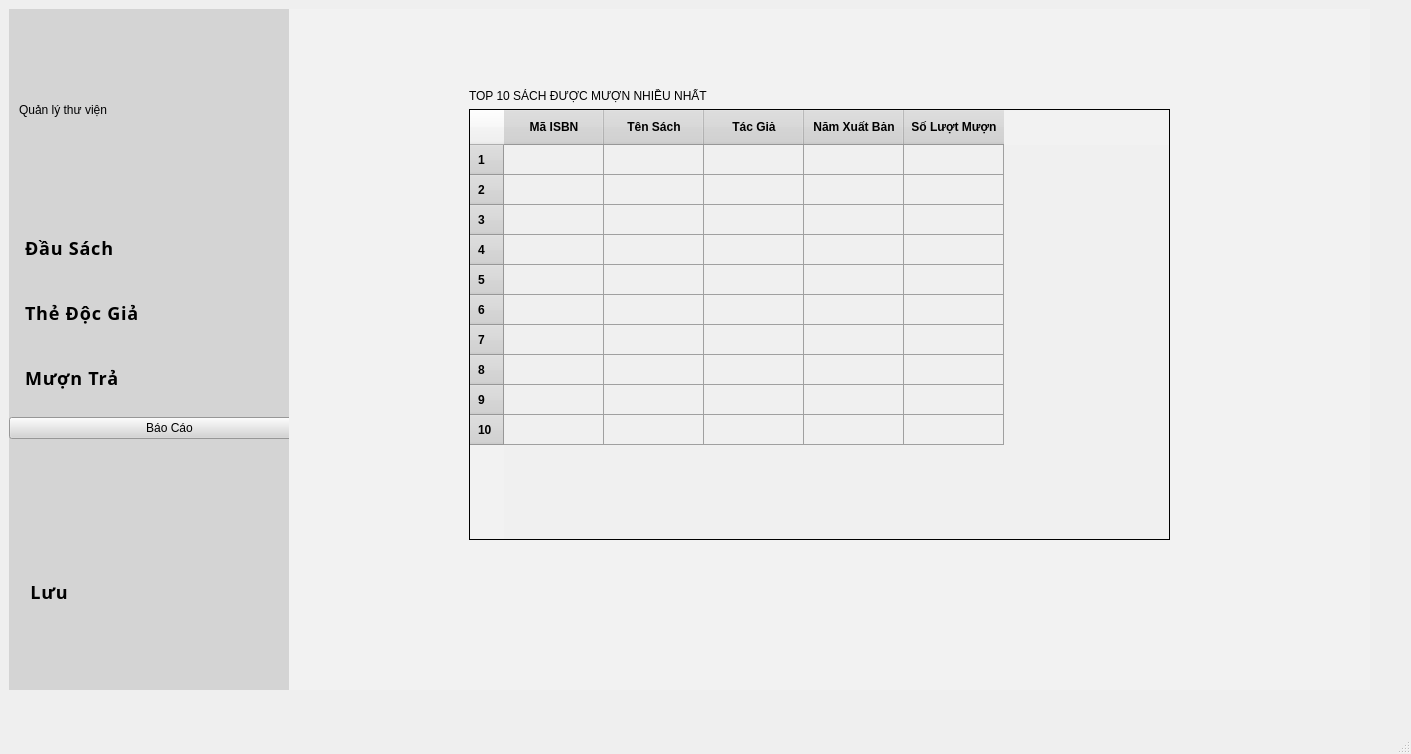
Qt form librarymanage/librarymanagementsystem.ui (DTTaze/Qt-Library-Management) before a commit.
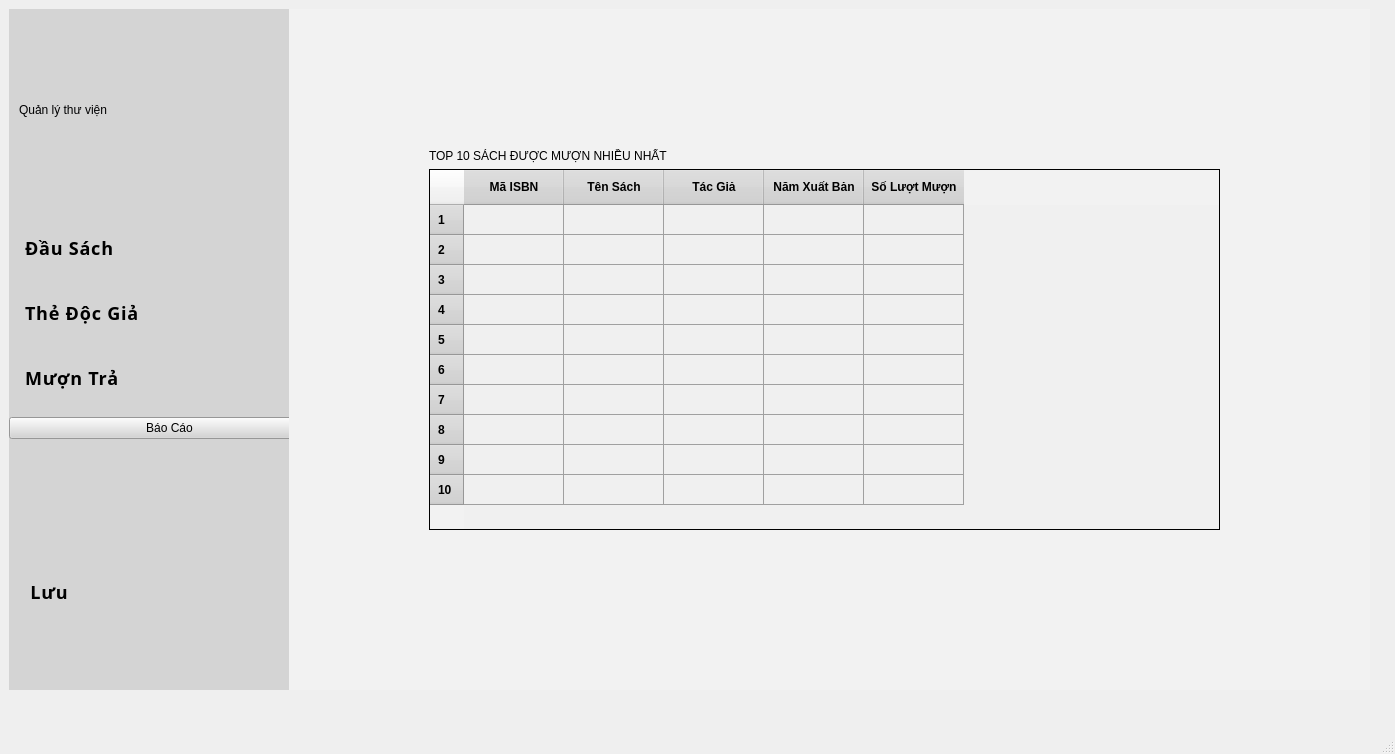
The same form after that commit. The open tabs and pages were chosen to show the change. Icons and pictures are not drawn.

Commit message: fix loi trasach

Patch:
```diff
--- a/librarymanage/librarymanagementsystem.ui
+++ b/librarymanage/librarymanagementsystem.ui
@@ -6,7 +6,7 @@
    <rect>
     <x>0</x>
     <y>0</y>
-    <width>1411</width>
+    <width>1395</width>
     <height>754</height>
    </rect>
   </property>
@@ -1469,10 +1469,10 @@
              <widget class="QWidget" name="layoutWidget">
               <property name="geometry">
                <rect>
-                <x>180</x>
-                <y>70</y>
-                <width>701</width>
-                <height>451</height>
+                <x>140</x>
+                <y>130</y>
+                <width>791</width>
+                <height>381</height>
                </rect>
               </property>
               <layout class="QVBoxLayout" name="verticalLayout_6">
```
Left out of the diff: 22 changed lines with no effect on the pictures. The commit also changes 2 other files.
